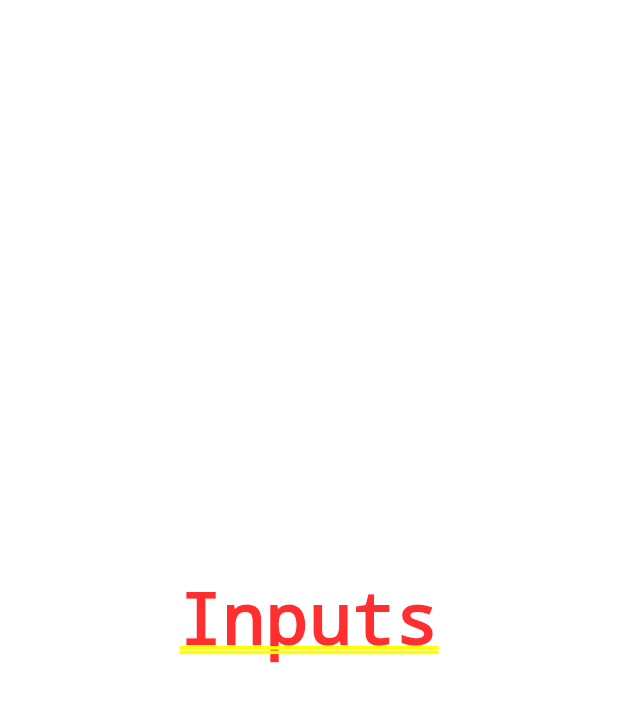
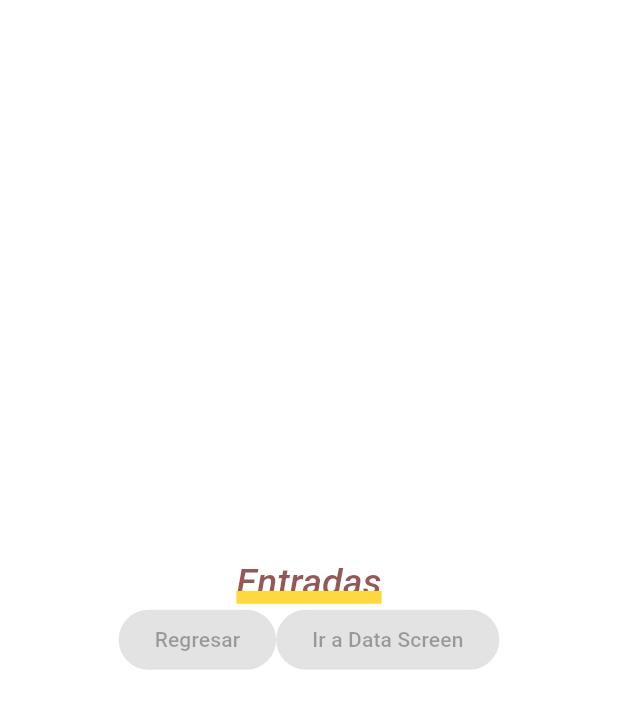
Before and after one commit to TheRipper284/componentes_flutter5c, a Flutter app: the screen it shows after launch, after a tap on "Entradas", on a phone screen of 412 x 824 dp. Shown: the top 709 px of the screen. Run offline on Flutter 3.47's test engine with Material 3 defaults, Android fonts, the phone set to English and light mode, and no system bars; our stand-ins replace google_fonts; Roboto replaces fonts that are missing (Aclonica).

Commit message:
Initial widget on Inputs Screen

```diff
--- a/lib/screens/inputs_screen.dart
+++ b/lib/screens/inputs_screen.dart
@@ -1,4 +1,5 @@
 import 'package:flutter/material.dart';
+import 'package:practica3_5c/theme/app_theme.dart';
 
 class InputsScreen extends StatefulWidget {
   const InputsScreen({super.key});
@@ -10,8 +11,29 @@ class InputsScreen extends StatefulWidget {
 class _InputsScreenState extends State<InputsScreen> {
   @override
   Widget build(BuildContext context) {
-    return const Center(
-      child: Text('Inputs'),
+    return  Column(
+      mainAxisAlignment: MainAxisAlignment.center,
+      children: [
+        Text(
+          'Entradas',
+          style: AppTheme.lightTheme.textTheme.headlineLarge,
+        ),
+        const Row(
+          mainAxisAlignment: MainAxisAlignment.center,
+          children: [
+            ElevatedButton(
+              onPressed: null,
+              child: Text('Regresar'),
+            ),
+            ElevatedButton(
+              onPressed: null,
+              child: Text(
+                'Ir a Data Screen'
+              ),
+            )
+          ],
+        )
+      ],
     );
   }
 }
```
Also changed, not shown: lib/screens/data_screen.dart (added, +12 -0 lines).
